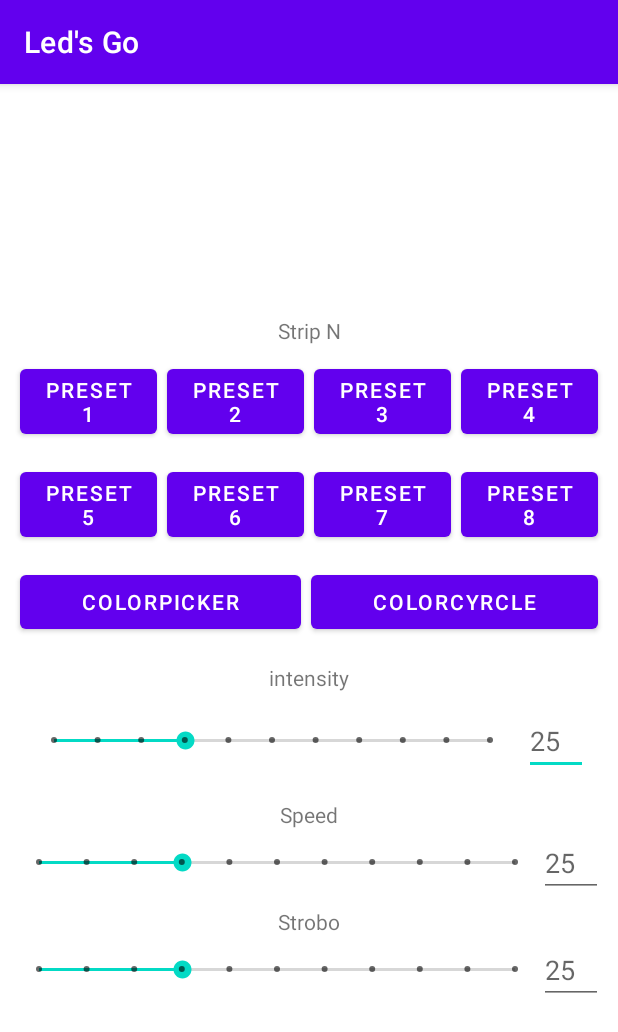
After one commit to olmos-droid/LedsGo, an Android app: the Tira screen opened directly, with no data from a screen before it, on a phone screen of 412 x 824 dp. The commit adds this screen. Shown: the top 1032 px of the screen. Run offline under Robolectric (Android 15) with nearby library versions, the phone set to English and light mode, and no system bars.

Commit message:
Antes de empezar a implementar el "executor service"..

```diff
--- a/app/src/main/AndroidManifest.xml
+++ b/app/src/main/AndroidManifest.xml
@@ -12,7 +12,8 @@
         android:roundIcon="@mipmap/ic_launcher_round"
         android:supportsRtl="true"
         android:theme="@style/Theme.LedsGo">
-        <activity android:name=".Tiras"></activity>
+        <activity android:name=".Tira"></activity>
+        <activity android:name=".Tiras" />
         <activity android:name=".MainActivity">
             <intent-filter>
                 <action android:name="android.intent.action.MAIN" />
--- a/app/src/main/java/com/example/ledsgo/MainActivity.java
+++ b/app/src/main/java/com/example/ledsgo/MainActivity.java
@@ -5,15 +5,18 @@ import androidx.appcompat.app.AppCompatActivity;
 import android.content.Intent;
 import android.os.Bundle;
 import android.os.Handler;
+import android.util.Log;
 import android.view.View;
 import android.widget.Button;
 
 import com.heroicrobot.dropbit.registry.DeviceRegistry;
 
 public class MainActivity extends AppCompatActivity {
-    private static final String TAG = "TAG";
+    private static final String TAG = "MainActivity";
 
     Button button_ledsgo;
+
+    //
 
 
     @Override
@@ -21,11 +24,15 @@ public class MainActivity extends AppCompatActivity {
         super.onCreate(savedInstanceState);
         setContentView(R.layout.activity_main);
 
+        int coreCount = Runtime.getRuntime().availableProcessors();
+        Log.d(TAG, "onCreate: number core "+ coreCount);
+
         button_ledsgo = findViewById(R.id.button_lodsgo);
 
         button_ledsgo.setOnClickListener(new View.OnClickListener() {
             @Override
             public void onClick(View v) {
+
                 Intent intent = new Intent(getApplicationContext(),Tiras.class);
                 startActivity(intent);
             }
--- a/app/src/main/java/com/example/ledsgo/Scraper.java
+++ b/app/src/main/java/com/example/ledsgo/Scraper.java
@@ -53,10 +53,17 @@ public class Scraper implements Runnable {
             List<Strip> strips = pushers.get(0).getStrips();
             prepareExitHandler(registry);
 
+            Log.d(TAG, "run:================================" +strips.get(0).getLength());
 
+            ratita(strips);
+
+        }
+        }
+
+    private void ratita(List<Strip> strips) {
         for (int j = 0; j < 24; j++)
         {
-                    strips.get(this.nStrip).setPixel(new Pixel((byte) 0, (byte) 255, (byte) 0), j);
+            strips.get(this.nStrip).setPixel(new Pixel((byte) 255, (byte) 255, (byte) 0), j);
             try
             {
                 Thread.sleep(50);
@@ -67,9 +74,6 @@ public class Scraper implements Runnable {
             strips.get(this.nStrip).setPixel(new Pixel((byte) 0, (byte) 0, (byte) 0), j);
         }
     }
-        }
-
-
 
 
     private void prepareExitHandler(DeviceRegistry registry) {
--- /dev/null
+++ b/app/src/main/java/com/example/ledsgo/Tira.java
@@ -0,0 +1,17 @@
+package com.example.ledsgo;
+
+import androidx.appcompat.app.AppCompatActivity;
+
+import android.os.Bundle;
+
+public class Tira extends AppCompatActivity {
+
+    @Override
+    protected void onCreate(Bundle savedInstanceState) {
+        super.onCreate(savedInstanceState);
+        setContentView(R.layout.activity_tira);
+
+
+
+    }
+}
--- a/app/src/main/java/com/example/ledsgo/Tiras.java
+++ b/app/src/main/java/com/example/ledsgo/Tiras.java
@@ -67,6 +67,7 @@ public class Tiras extends AppCompatActivity implements LifecycleObserver {
                 try
                 {
                     //TODO HAY QUE PARAR ESTO
+
                 } catch (Throwable throwable)
                 {
                     throwable.printStackTrace();
--- a/app/src/main/res/layout/activity_main.xml
+++ b/app/src/main/res/layout/activity_main.xml
@@ -6,26 +6,38 @@
     android:layout_height="match_parent"
     tools:context=".MainActivity">
 
+    <LinearLayout
+        android:layout_width="match_parent"
+        android:layout_height="match_parent"
+        android:layout_margin="10dp"
+        android:gravity="center"
+        android:orientation="vertical"
+        app:layout_constraintEnd_toEndOf="parent"
+        app:layout_constraintStart_toStartOf="parent"
+        app:layout_constraintTop_toTopOf="parent">
+
         <TextView
             android:id="@+id/textView"
             android:layout_width="wrap_content"
             android:layout_height="wrap_content"
             android:layout_margin="25dp"
-        android:text="Welcome"
-        app:layout_constraintBottom_toBottomOf="parent"
-        app:layout_constraintLeft_toLeftOf="parent"
-        app:layout_constraintRight_toRightOf="parent"
-        app:layout_constraintTop_toTopOf="parent" />
+            android:text="Welcome" />
+
+        <ImageView
+            android:id="@+id/imageView"
+            android:layout_width="100dp"
+            android:layout_height="100dp"
+            android:layout_margin="25dp"
+            android:scaleType="centerCrop"
+            app:srcCompat="@drawable/logoledsgo" />
 
         <Button
             android:id="@+id/button_lodsgo"
             android:layout_width="wrap_content"
             android:layout_height="wrap_content"
             android:layout_margin="25dp"
-        android:text="Led's Go"
-        app:layout_constraintBottom_toBottomOf="parent"
-        app:layout_constraintEnd_toEndOf="@+id/textView"
-        app:layout_constraintStart_toStartOf="@+id/textView"
-        app:layout_constraintTop_toBottomOf="@+id/textView" />
+            android:backgroundTint="#E81123"
+            android:text="Led's Go" />
+    </LinearLayout>
 
 </androidx.constraintlayout.widget.ConstraintLayout>
--- /dev/null
+++ b/app/src/main/res/layout/activity_tira.xml
@@ -0,0 +1,282 @@
+<?xml version="1.0" encoding="utf-8"?>
+<androidx.constraintlayout.widget.ConstraintLayout xmlns:android="http://schemas.android.com/apk/res/android"
+    xmlns:app="http://schemas.android.com/apk/res-auto"
+    xmlns:tools="http://schemas.android.com/tools"
+    android:layout_width="match_parent"
+    android:layout_height="match_parent"
+    android:layout_margin="3dp"
+    tools:context=".Tira">
+
+    <LinearLayout
+        android:layout_width="match_parent"
+        android:layout_height="match_parent"
+        android:layout_margin="3dp"
+        android:gravity="center"
+        android:orientation="vertical"
+        tools:layout_editor_absoluteX="5dp"
+        tools:layout_editor_absoluteY="5dp">
+
+        <TextView
+            android:id="@+id/textView_NStrip"
+            android:layout_width="match_parent"
+            android:layout_height="wrap_content"
+            android:layout_margin="3dp"
+            android:gravity="center"
+            android:text="Strip N" />
+
+        <LinearLayout
+            android:layout_width="match_parent"
+            android:layout_height="wrap_content"
+            android:layout_margin="3dp"
+            android:orientation="horizontal">
+
+            <Button
+                android:id="@+id/button_Preset1"
+                android:layout_width="wrap_content"
+                android:layout_height="wrap_content"
+                android:layout_margin="3dp"
+                android:layout_weight="1"
+                android:text="Preset 1" />
+
+            <Button
+                android:id="@+id/button_Preset2"
+                android:layout_width="wrap_content"
+                android:layout_height="wrap_content"
+                android:layout_margin="3dp"
+                android:layout_weight="1"
+                android:text="Preset 2" />
+
+            <Button
+                android:id="@+id/button_Preset3"
+                android:layout_width="wrap_content"
+                android:layout_height="wrap_content"
+                android:layout_margin="3dp"
+                android:layout_weight="1"
+                android:text="Preset 3" />
+
+            <Button
+                android:id="@+id/button_Preset4"
+                android:layout_width="wrap_content"
+                android:layout_height="wrap_content"
+                android:layout_margin="3dp"
+                android:layout_weight="1"
+                android:text="Preset 4" />
+        </LinearLayout>
+
+        <LinearLayout
+            android:layout_width="match_parent"
+            android:layout_height="wrap_content"
+            android:layout_margin="3dp"
+            android:orientation="horizontal">
+
+            <Button
+                android:id="@+id/button_Preset5"
+                android:layout_width="wrap_content"
+                android:layout_height="wrap_content"
+                android:layout_margin="3dp"
+                android:layout_weight="1"
+                android:text="Preset 5" />
+
+            <Button
+                android:id="@+id/button_Preset6"
+                android:layout_width="wrap_content"
+                android:layout_height="wrap_content"
+                android:layout_margin="3dp"
+                android:layout_weight="1"
+                android:text="Preset 6" />
+
+            <Button
+                android:id="@+id/button_Preset7"
+                android:layout_width="wrap_content"
+                android:layout_height="wrap_content"
+                android:layout_margin="3dp"
+                android:layout_weight="1"
+                android:text="Preset 7" />
+
+            <Button
+                android:id="@+id/button_Preset8"
+                android:layout_width="wrap_content"
+                android:layout_height="wrap_content"
+                android:layout_margin="3dp"
+                android:layout_weight="1"
+                android:text="Preset 8" />
+        </LinearLayout>
+
+        <LinearLayout
+            android:layout_width="match_parent"
+            android:layout_height="wrap_content"
+            android:layout_margin="3dp"
+            android:orientation="horizontal">
+
+            <Button
+                android:id="@+id/button_ColorPicker"
+                android:layout_width="wrap_content"
+                android:layout_height="wrap_content"
+                android:layout_margin="3dp"
+                android:layout_weight="1"
+                android:text="ColorPicker" />
+
+            <Button
+                android:id="@+id/button_ColorCyrcle"
+                android:layout_width="wrap_content"
+                android:layout_height="wrap_content"
+                android:layout_margin="3dp"
+                android:layout_weight="1"
+                android:text="ColorCyrcle" />
+        </LinearLayout>
+
+        <LinearLayout
+            android:layout_width="match_parent"
+            android:layout_height="wrap_content"
+            android:layout_margin="3dp"
+            android:orientation="horizontal">
+
+            <LinearLayout
+                android:layout_width="match_parent"
+                android:layout_height="wrap_content"
+                android:layout_margin="3dp"
+                android:layout_weight="1"
+                android:gravity="center"
+                android:orientation="vertical"
+                android:textAlignment="center">
+
+                <TextView
+                    android:id="@+id/textView_intensity"
+                    android:layout_width="wrap_content"
+                    android:layout_height="wrap_content"
+                    android:layout_margin="3dp"
+                    android:layout_weight="1"
+                    android:text="intensity" />
+
+                <LinearLayout
+                    android:layout_width="match_parent"
+                    android:layout_height="wrap_content"
+                    android:layout_margin="3dp"
+                    android:layout_weight="1"
+                    android:gravity="center"
+                    android:orientation="horizontal">
+
+                    <SeekBar
+                        android:id="@+id/seekBar_intensity"
+                        style="@style/Widget.AppCompat.SeekBar.Discrete"
+                        android:layout_width="wrap_content"
+                        android:layout_height="wrap_content"
+                        android:layout_margin="3dp"
+                        android:layout_weight="1"
+                        android:max="10"
+                        android:progress="3" />
+
+                    <EditText
+                        android:id="@+id/editTextNumber_intensity"
+                        android:layout_width="wrap_content"
+                        android:layout_height="wrap_content"
+                        android:layout_margin="3dp"
+                        android:ems="2"
+                        android:hint="25"
+                        android:inputType="number" />
+                </LinearLayout>
+            </LinearLayout>
+
+
+        </LinearLayout>
+
+        <LinearLayout
+            android:layout_width="match_parent"
+            android:layout_height="wrap_content"
+            android:layout_margin="3dp"
+            android:orientation="horizontal">
+
+            <LinearLayout
+                android:layout_width="match_parent"
+                android:layout_height="wrap_content"
+                android:layout_weight="1"
+                android:gravity="center"
+                android:orientation="vertical"
+                android:textAlignment="center">
+
+                <TextView
+                    android:id="@+id/textView2"
+                    android:layout_width="wrap_content"
+                    android:layout_height="wrap_content"
+                    android:layout_weight="1"
+                    android:text="Speed" />
+
+                <LinearLayout
+                    android:layout_width="match_parent"
+                    android:layout_height="wrap_content"
+                    android:layout_weight="1"
+                    android:gravity="center"
+                    android:orientation="horizontal">
+
+                    <SeekBar
+                        android:id="@+id/seekBar_Speed"
+                        style="@style/Widget.AppCompat.SeekBar.Discrete"
+                        android:layout_width="wrap_content"
+                        android:layout_height="wrap_content"
+                        android:layout_weight="1"
+                        android:max="10"
+                        android:progress="3" />
+
+                    <EditText
+                        android:id="@+id/editTextNumber"
+                        android:layout_width="wrap_content"
+                        android:layout_height="wrap_content"
+                        android:ems="2"
+                        android:hint="25"
+                        android:inputType="number" />
+                </LinearLayout>
+            </LinearLayout>
+
+
+        </LinearLayout>
+        <LinearLayout
+            android:layout_width="match_parent"
+            android:layout_height="wrap_content"
+            android:layout_margin="3dp"
+            android:orientation="horizontal">
+
+            <LinearLayout
+                android:layout_width="match_parent"
+                android:layout_height="wrap_content"
+                android:layout_weight="1"
+                android:gravity="center"
+                android:orientation="vertical"
+                android:textAlignment="center">
+
+                <TextView
+                    android:id="@+id/textView_Strobo"
+                    android:layout_width="wrap_content"
+                    android:layout_height="wrap_content"
+                    android:layout_weight="1"
+                    android:text="Strobo" />
+
+                <LinearLayout
+                    android:layout_width="match_parent"
+                    android:layout_height="wrap_content"
+                    android:layout_weight="1"
+                    android:gravity="center"
+                    android:orientation="horizontal">
+
+                    <SeekBar
+                        android:id="@+id/seekBar_Strobo"
+                        style="@style/Widget.AppCompat.SeekBar.Discrete"
+                        android:layout_width="wrap_content"
+                        android:layout_height="wrap_content"
+                        android:layout_weight="1"
+                        android:max="10"
+                        android:progress="3" />
+
+                    <EditText
+                        android:id="@+id/editTextNumber_Strobo"
+                        android:layout_width="wrap_content"
+                        android:layout_height="wrap_content"
+                        android:ems="2"
+                        android:hint="25"
+                        android:inputType="number" />
+                </LinearLayout>
+            </LinearLayout>
+
+
+        </LinearLayout>
+    </LinearLayout>
+</androidx.constraintlayout.widget.ConstraintLayout>
--- a/app/src/main/res/layout/activity_tiras.xml
+++ b/app/src/main/res/layout/activity_tiras.xml
@@ -27,6 +27,21 @@
             android:layout_width="wrap_content"
             android:layout_height="wrap_content"
             android:text="Strip1" />
+        <Button
+            android:id="@+id/button_Strip2"
+            android:layout_width="wrap_content"
+            android:layout_height="wrap_content"
+            android:text="Strip2" />
+        <Button
+            android:id="@+id/button_Strip3"
+            android:layout_width="wrap_content"
+            android:layout_height="wrap_content"
+            android:text="Strip3" />
+        <Button
+            android:id="@+id/button_Strip4"
+            android:layout_width="wrap_content"
+            android:layout_height="wrap_content"
+            android:text="Strip4" />
 
         <Button
             android:id="@+id/button_Stop"
```
Also changed, not shown: app/src/main/res/drawable/logoledsgo.jpeg (added). Lines whose indentation alone changed are shown as unchanged.
